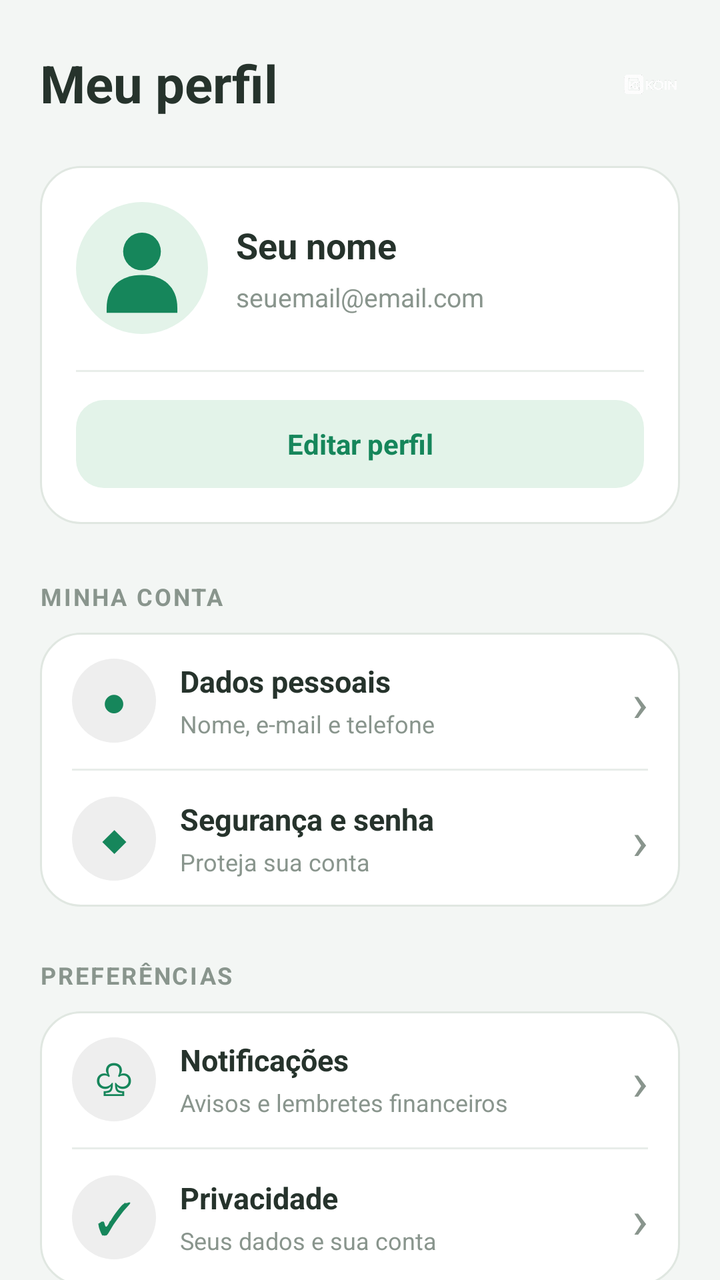
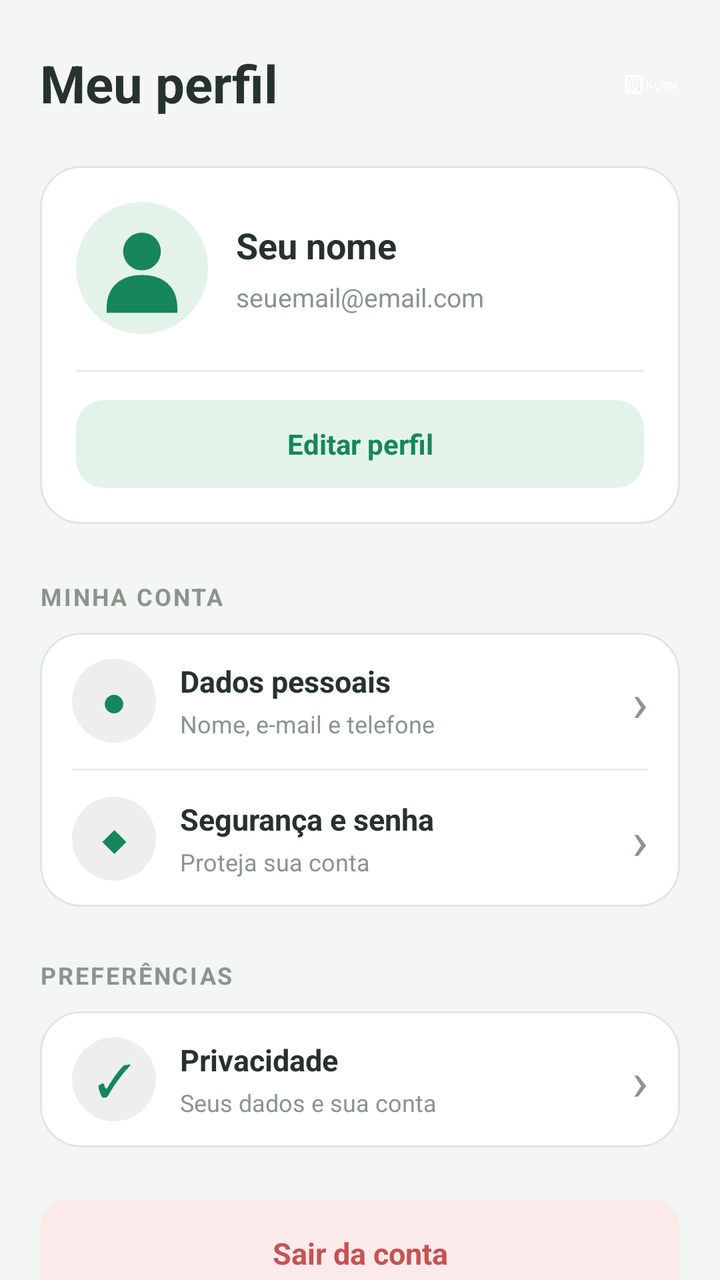

Screens rendered from an Android XML layout before and after an edit, with the pre-edit source and the edit as a unified diff.
<!-- AndroidManifest.xml: application theme Theme.Koin -->
<!-- res/layout/activity_perfil.xml -->
<?xml version="1.0" encoding="utf-8"?>
<ScrollView xmlns:android="http://schemas.android.com/apk/res/android"
    android:id="@+id/main"
    android:layout_width="match_parent"
    android:layout_height="match_parent"
    android:background="#F3F6F4"
    android:fillViewport="true"
    android:scrollbars="none">

    <LinearLayout
        android:layout_width="match_parent"
        android:layout_height="wrap_content"
        android:orientation="vertical"
        android:paddingStart="20dp"
        android:paddingEnd="20dp"
        android:paddingTop="24dp"
        android:paddingBottom="28dp">

        <LinearLayout
            android:layout_width="match_parent"
            android:layout_height="wrap_content"
            android:gravity="center_vertical"
            android:orientation="horizontal"
            android:layout_marginBottom="24dp">

            <TextView
                android:layout_width="0dp"
                android:layout_height="wrap_content"
                android:layout_weight="1"
                android:text="Meu perfil"
                android:textColor="#26332C"
                android:textSize="26sp"
                android:textStyle="bold" />

            <ImageView
                android:layout_width="30dp"
                android:layout_height="30dp"
                android:src="@drawable/logo_transparente"
                android:contentDescription="Logo KOIN"
                android:scaleType="fitCenter" />

        </LinearLayout>

        <LinearLayout
            android:layout_width="match_parent"
            android:layout_height="wrap_content"
            android:orientation="vertical"
            android:padding="18dp"
            android:background="@drawable/bg_card_perfil"
            android:layout_marginBottom="28dp">

            <LinearLayout
                android:layout_width="match_parent"
                android:layout_height="wrap_content"
                android:gravity="center_vertical"
                android:orientation="horizontal">

                <ImageView
                    android:id="@+id/imgFotoPerfil"
                    android:layout_width="66dp"
                    android:layout_height="66dp"
                    android:src="@drawable/icone_perfil"
                    android:contentDescription="Foto do perfil"
                    android:scaleType="centerCrop" />

                <LinearLayout
                    android:layout_width="0dp"
                    android:layout_height="wrap_content"
                    android:layout_weight="1"
                    android:orientation="vertical"
                    android:layout_marginStart="14dp">

                    <TextView
                        android:id="@+id/tvNomePerfil"
                        android:layout_width="match_parent"
                        android:layout_height="wrap_content"
                        android:text="Seu nome"
                        android:textColor="#26332C"
                        android:textSize="18sp"
                        android:textStyle="bold"
                        android:maxLines="1"
                        android:ellipsize="end" />

                    <TextView
                        android:id="@+id/tvEmailPerfil"
                        android:layout_width="match_parent"
                        android:layout_height="wrap_content"
                        android:layout_marginTop="5dp"
                        android:text="seuemail@email.com"
                        android:textColor="#89958D"
                        android:textSize="13sp"
                        android:maxLines="1"
                        android:ellipsize="end" />

                </LinearLayout>

            </LinearLayout>

            <View
                android:layout_width="match_parent"
                android:layout_height="1dp"
                android:layout_marginTop="18dp"
                android:layout_marginBottom="14dp"
                android:background="#E8EDE9" />

            <TextView
                android:id="@+id/btEditarPerfil"
                android:layout_width="match_parent"
                android:layout_height="44dp"
                android:background="@drawable/bg_botao_editar_perfil"
                android:gravity="center"
                android:text="Editar perfil"
                android:textColor="#16865B"
                android:textSize="14sp"
                android:textStyle="bold" />

        </LinearLayout>

        <TextView
            android:layout_width="match_parent"
            android:layout_height="wrap_content"
            android:text="MINHA CONTA"
            android:textColor="#89958D"
            android:textSize="12sp"
            android:textStyle="bold"
            android:letterSpacing="0.08"
            android:layout_marginBottom="10dp" />

        <LinearLayout
            android:layout_width="match_parent"
            android:layout_height="wrap_content"
            android:orientation="vertical"
            android:background="@drawable/bg_card_perfil"
            android:paddingStart="16dp"
            android:paddingEnd="16dp">

            <LinearLayout
                android:layout_width="match_parent"
                android:layout_height="68dp"
                android:gravity="center_vertical"
                android:orientation="horizontal">

                <TextView
                    android:layout_width="42dp"
                    android:layout_height="42dp"
                    android:background="@drawable/bg_icone_perfil"
                    android:gravity="center"
                    android:text="●"
                    android:textColor="#16865B"
                    android:textSize="21sp" />

                <LinearLayout
                    android:layout_width="0dp"
                    android:layout_height="wrap_content"
                    android:layout_weight="1"
                    android:orientation="vertical"
                    android:layout_marginStart="12dp">

                    <TextView
                        android:layout_width="match_parent"
                        android:layout_height="wrap_content"
                        android:text="Dados pessoais"
                        android:textColor="#26332C"
                        android:textSize="15sp"
                        android:textStyle="bold" />

                    <TextView
                        android:layout_width="match_parent"
                        android:layout_height="wrap_content"
                        android:layout_marginTop="3dp"
                        android:text="Nome, e-mail e telefone"
                        android:textColor="#89958D"
                        android:textSize="12sp" />

                </LinearLayout>

                <TextView
                    android:layout_width="wrap_content"
                    android:layout_height="wrap_content"
                    android:text="›"
                    android:textColor="#89958D"
                    android:textSize="27sp" />

            </LinearLayout>

            <View
                android:layout_width="match_parent"
                android:layout_height="1dp"
                android:background="#E8EDE9" />

            <LinearLayout
                android:layout_width="match_parent"
                android:layout_height="68dp"
                android:gravity="center_vertical"
                android:orientation="horizontal">

                <TextView
                    android:layout_width="42dp"
                    android:layout_height="42dp"
                    android:background="@drawable/bg_icone_perfil"
                    android:gravity="center"
                    android:text="◆"
                    android:textColor="#16865B"
                    android:textSize="20sp" />

                <LinearLayout
                    android:layout_width="0dp"
                    android:layout_height="wrap_content"
                    android:layout_weight="1"
                    android:orientation="vertical"
                    android:layout_marginStart="12dp">

                    <TextView
                        android:layout_width="match_parent"
                        android:layout_height="wrap_content"
                        android:text="Segurança e senha"
                        android:textColor="#26332C"
                        android:textSize="15sp"
                        android:textStyle="bold" />

                    <TextView
                        android:layout_width="match_parent"
                        android:layout_height="wrap_content"
                        android:layout_marginTop="3dp"
                        android:text="Proteja sua conta"
                        android:textColor="#89958D"
                        android:textSize="12sp" />

                </LinearLayout>

                <TextView
                    android:layout_width="wrap_content"
                    android:layout_height="wrap_content"
                    android:text="›"
                    android:textColor="#89958D"
                    android:textSize="27sp" />

            </LinearLayout>

        </LinearLayout>

        <TextView
            android:layout_width="match_parent"
            android:layout_height="wrap_content"
            android:text="PREFERÊNCIAS"
            android:textColor="#89958D"
            android:textSize="12sp"
            android:textStyle="bold"
            android:letterSpacing="0.08"
            android:layout_marginTop="26dp"
            android:layout_marginBottom="10dp" />

        <LinearLayout
            android:layout_width="match_parent"
            android:layout_height="wrap_content"
            android:orientation="vertical"
            android:background="@drawable/bg_card_perfil"
            android:paddingStart="16dp"
            android:paddingEnd="16dp">

            <LinearLayout
                android:layout_width="match_parent"
                android:layout_height="68dp"
                android:gravity="center_vertical"
                android:orientation="horizontal">

                <TextView
                    android:layout_width="42dp"
                    android:layout_height="42dp"
                    android:background="@drawable/bg_icone_perfil"
                    android:gravity="center"
                    android:text="♧"
                    android:textColor="#16865B"
                    android:textSize="22sp" />

                <LinearLayout
                    android:layout_width="0dp"
                    android:layout_height="wrap_content"
                    android:layout_weight="1"
                    android:orientation="vertical"
                    android:layout_marginStart="12dp">

                    <TextView
                        android:layout_width="match_parent"
                        android:layout_height="wrap_content"
                        android:text="Notificações"
                        android:textColor="#26332C"
                        android:textSize="15sp"
                        android:textStyle="bold" />

                    <TextView
                        android:layout_width="match_parent"
                        android:layout_height="wrap_content"
                        android:layout_marginTop="3dp"
                        android:text="Avisos e lembretes financeiros"
                        android:textColor="#89958D"
                        android:textSize="12sp" />

                </LinearLayout>

                <TextView
                    android:layout_width="wrap_content"
                    android:layout_height="wrap_content"
                    android:text="›"
                    android:textColor="#89958D"
                    android:textSize="27sp" />

            </LinearLayout>

            <View
                android:layout_width="match_parent"
                android:layout_height="1dp"
                android:background="#E8EDE9" />

            <LinearLayout
                android:layout_width="match_parent"
                android:layout_height="68dp"
                android:gravity="center_vertical"
                android:orientation="horizontal">

                <TextView
                    android:layout_width="42dp"
                    android:layout_height="42dp"
                    android:background="@drawable/bg_icone_perfil"
                    android:gravity="center"
                    android:text="✓"
                    android:textColor="#16865B"
                    android:textSize="22sp" />

                <LinearLayout
                    android:layout_width="0dp"
                    android:layout_height="wrap_content"
                    android:layout_weight="1"
                    android:orientation="vertical"
                    android:layout_marginStart="12dp">

                    <TextView
                        android:layout_width="match_parent"
                        android:layout_height="wrap_content"
                        android:text="Privacidade"
                        android:textColor="#26332C"
                        android:textSize="15sp"
                        android:textStyle="bold" />

                    <TextView
                        android:layout_width="match_parent"
                        android:layout_height="wrap_content"
                        android:layout_marginTop="3dp"
                        android:text="Seus dados e sua conta"
                        android:textColor="#89958D"
                        android:textSize="12sp" />

                </LinearLayout>

                <TextView
                    android:layout_width="wrap_content"
                    android:layout_height="wrap_content"
                    android:text="›"
                    android:textColor="#89958D"
                    android:textSize="27sp" />

            </LinearLayout>

        </LinearLayout>

        <TextView
            android:layout_width="match_parent"
            android:layout_height="wrap_content"
            android:text="AJUDA E INFORMAÇÕES"
            android:textColor="#89958D"
            android:textSize="12sp"
            android:textStyle="bold"
            android:letterSpacing="0.08"
            android:layout_marginTop="26dp"
            android:layout_marginBottom="10dp" />

        <LinearLayout
            android:layout_width="match_parent"
            android:layout_height="wrap_content"
            android:orientation="vertical"
            android:background="@drawable/bg_card_perfil"
            android:paddingStart="16dp"
            android:paddingEnd="16dp">

            <LinearLayout
                android:layout_width="match_parent"
                android:layout_height="68dp"
                android:gravity="center_vertical"
                android:orientation="horizontal">

                <TextView
                    android:layout_width="42dp"
                    android:layout_height="42dp"
                    android:background="@drawable/bg_icone_perfil"
                    android:gravity="center"
                    android:text="?"
                    android:textColor="#16865B"
                    android:textSize="22sp"
                    android:textStyle="bold" />

                <LinearLayout
                    android:layout_width="0dp"
                    android:layout_height="wrap_content"
                    android:layout_weight="1"
                    android:orientation="vertical"
                    android:layout_marginStart="12dp">

                    <TextView
                        android:layout_width="match_parent"
                        android:layout_height="wrap_content"
                        android:text="Ajuda e suporte"
                        android:textColor="#26332C"
                        android:textSize="15sp"
                        android:textStyle="bold" />

                    <TextView
                        android:layout_width="match_parent"
                        android:layout_height="wrap_content"
                        android:layout_marginTop="3dp"
                        android:text="Estamos aqui para ajudar"
                        android:textColor="#89958D"
                        android:textSize="12sp" />

                </LinearLayout>

                <TextView
                    android:layout_width="wrap_content"
                    android:layout_height="wrap_content"
                    android:text="›"
                    android:textColor="#89958D"
                    android:textSize="27sp" />

            </LinearLayout>

            <View
                android:layout_width="match_parent"
                android:layout_height="1dp"
                android:background="#E8EDE9" />

            <LinearLayout
                android:layout_width="match_parent"
                android:layout_height="68dp"
                android:gravity="center_vertical"
                android:orientation="horizontal">

                <TextView
                    android:layout_width="42dp"
                    android:layout_height="42dp"
                    android:background="@drawable/bg_icone_perfil"
                    android:gravity="center"
                    android:text="i"
                    android:textColor="#16865B"
                    android:textSize="22sp"
                    android:textStyle="bold" />

                <LinearLayout
                    android:layout_width="0dp"
                    android:layout_height="wrap_content"
                    android:layout_weight="1"
                    android:orientation="vertical"
                    android:layout_marginStart="12dp">

                    <TextView
                        android:layout_width="match_parent"
                        android:layout_height="wrap_content"
                        android:text="Sobre o KOIN"
                        android:textColor="#26332C"
                        android:textSize="15sp"
                        android:textStyle="bold" />

                    <TextView
                        android:layout_width="match_parent"
                        android:layout_height="wrap_content"
                        android:layout_marginTop="3dp"
                        android:text="Conheça nosso aplicativo"
                        android:textColor="#89958D"
                        android:textSize="12sp" />

                </LinearLayout>

                <TextView
                    android:layout_width="wrap_content"
                    android:layout_height="wrap_content"
                    android:text="›"
                    android:textColor="#89958D"
                    android:textSize="27sp" />

            </LinearLayout>

        </LinearLayout>

        <TextView
            android:id="@+id/btSairConta"
            android:layout_width="match_parent"
            android:layout_height="54dp"
            android:layout_marginTop="26dp"
            android:background="@drawable/bg_sair_perfil"
            android:gravity="center"
            android:text="Sair da conta"
            android:textColor="#C65353"
            android:textSize="15sp"
            android:textStyle="bold" />

        <TextView
            android:layout_width="match_parent"
            android:layout_height="wrap_content"
            android:layout_marginTop="18dp"
            android:gravity="center"
            android:text="KOIN • Sua vida financeira em equilíbrio"
            android:textColor="#89958D"
            android:textSize="11sp" />

    </LinearLayout>

</ScrollView>
<!-- resources referenced by this layout -->
<resources>
  <!-- drawable bg_botao_editar_perfil (drawable) -->
  <?xml version="1.0" encoding="utf-8"?>
  <shape xmlns:android="http://schemas.android.com/apk/res/android">
      <solid android:color="#E3F3E9" />
      <corners android:radius="14dp" />
  </shape>
  <!-- drawable bg_card_perfil (drawable) -->
  <?xml version="1.0" encoding="utf-8"?>
  <shape xmlns:android="http://schemas.android.com/apk/res/android">
      <solid android:color="#FFFFFF" />
      <corners android:radius="20dp" />
      <stroke android:width="1dp" android:color="#E0E7E1" />
  </shape>
  <!-- drawable bg_icone_perfil (drawable) -->
  <?xml version="1.0" encoding="utf-8"?>
  <shape xmlns:android="http://schemas.android.com/apk/res/android" android:shape="oval">
      <solid android:color="#EEEEEE" />
  </shape>
  <!-- drawable bg_sair_perfil (drawable) -->
  <?xml version="1.0" encoding="utf-8"?>
  <shape xmlns:android="http://schemas.android.com/apk/res/android">
      <solid android:color="#FBEAEA" />
      <corners android:radius="14dp" />
  </shape>
  <!-- drawable icone_perfil (drawable) -->
  <vector xmlns:android="http://schemas.android.com/apk/res/android"
      android:width="56dp"
      android:height="56dp"
      android:viewportWidth="56"
      android:viewportHeight="56">
  
      <path
          android:fillColor="#E3F3E9"
          android:pathData="M28,0 A28,28 0,1 0,28 56 A28,28 0,1 0,28 0" />
  
      <path
          android:fillColor="#16865B"
          android:pathData="M28,13 A8,8 0,1 0,28 29 A8,8 0,1 0,28 13" />
  
      <path
          android:fillColor="#16865B"
          android:pathData="M13,45 C13,36 19,31 28,31 C37,31 43,36 43,45 L43,47 L13,47 Z" />
  
  </vector>
  <!-- drawable logo_transparente: png bitmap (drawable, 373523 bytes) -->
  <style name="Theme.Koin" parent="Base.Theme.Koin" />
  <style name="Base.Theme.Koin" parent="Theme.Material3.DayNight.NoActionBar">
          
          
      </style>
</resources>

<!-- the commit's change to res/layout/activity_perfil.xml (unified diff, before → after) -->
@@ -269,60 +269,6 @@
                     android:layout_height="42dp"
                     android:background="@drawable/bg_icone_perfil"
                     android:gravity="center"
-                    android:text="♧"
-                    android:textColor="#16865B"
-                    android:textSize="22sp" />
-
-                <LinearLayout
-                    android:layout_width="0dp"
-                    android:layout_height="wrap_content"
-                    android:layout_weight="1"
-                    android:orientation="vertical"
-                    android:layout_marginStart="12dp">
-
-                    <TextView
-                        android:layout_width="match_parent"
-                        android:layout_height="wrap_content"
-                        android:text="Notificações"
-                        android:textColor="#26332C"
-                        android:textSize="15sp"
-                        android:textStyle="bold" />
-
-                    <TextView
-                        android:layout_width="match_parent"
-                        android:layout_height="wrap_content"
-                        android:layout_marginTop="3dp"
-                        android:text="Avisos e lembretes financeiros"
-                        android:textColor="#89958D"
-                        android:textSize="12sp" />
-
-                </LinearLayout>
-
-                <TextView
-                    android:layout_width="wrap_content"
-                    android:layout_height="wrap_content"
-                    android:text="›"
-                    android:textColor="#89958D"
-                    android:textSize="27sp" />
-
-            </LinearLayout>
-
-            <View
-                android:layout_width="match_parent"
-                android:layout_height="1dp"
-                android:background="#E8EDE9" />
-
-            <LinearLayout
-                android:layout_width="match_parent"
-                android:layout_height="68dp"
-                android:gravity="center_vertical"
-                android:orientation="horizontal">
-
-                <TextView
-                    android:layout_width="42dp"
-                    android:layout_height="42dp"
-                    android:background="@drawable/bg_icone_perfil"
-                    android:gravity="center"
                     android:text="✓"
                     android:textColor="#16865B"
                     android:textSize="22sp" />
@@ -347,132 +293,6 @@
                         android:layout_height="wrap_content"
                         android:layout_marginTop="3dp"
                         android:text="Seus dados e sua conta"
-                        android:textColor="#89958D"
-                        android:textSize="12sp" />
-
-                </LinearLayout>
-
-                <TextView
-                    android:layout_width="wrap_content"
-                    android:layout_height="wrap_content"
-                    android:text="›"
-                    android:textColor="#89958D"
-                    android:textSize="27sp" />
-
-            </LinearLayout>
-
-        </LinearLayout>
-
-        <TextView
-            android:layout_width="match_parent"
-            android:layout_height="wrap_content"
-            android:text="AJUDA E INFORMAÇÕES"
-            android:textColor="#89958D"
-            android:textSize="12sp"
-            android:textStyle="bold"
-            android:letterSpacing="0.08"
-            android:layout_marginTop="26dp"
-            android:layout_marginBottom="10dp" />
-
-        <LinearLayout
-            android:layout_width="match_parent"
-            android:layout_height="wrap_content"
-            android:orientation="vertical"
-            android:background="@drawable/bg_card_perfil"
-            android:paddingStart="16dp"
-            android:paddingEnd="16dp">
-
-            <LinearLayout
-                android:layout_width="match_parent"
-                android:layout_height="68dp"
-                android:gravity="center_vertical"
-                android:orientation="horizontal">
-
-                <TextView
-                    android:layout_width="42dp"
-                    android:layout_height="42dp"
-                    android:background="@drawable/bg_icone_perfil"
-                    android:gravity="center"
-                    android:text="?"
-                    android:textColor="#16865B"
-                    android:textSize="22sp"
-                    android:textStyle="bold" />
-
-                <LinearLayout
-                    android:layout_width="0dp"
-                    android:layout_height="wrap_content"
-                    android:layout_weight="1"
-                    android:orientation="vertical"
-                    android:layout_marginStart="12dp">
-
-                    <TextView
-                        android:layout_width="match_parent"
-                        android:layout_height="wrap_content"
-                        android:text="Ajuda e suporte"
-                        android:textColor="#26332C"
-                        android:textSize="15sp"
-                        android:textStyle="bold" />
-
-                    <TextView
-                        android:layout_width="match_parent"
-                        android:layout_height="wrap_content"
-                        android:layout_marginTop="3dp"
-                        android:text="Estamos aqui para ajudar"
-                        android:textColor="#89958D"
-                        android:textSize="12sp" />
-
-                </LinearLayout>
-
-                <TextView
-                    android:layout_width="wrap_content"
-                    android:layout_height="wrap_content"
-                    android:text="›"
-                    android:textColor="#89958D"
-                    android:textSize="27sp" />
-
-            </LinearLayout>
-
-            <View
-                android:layout_width="match_parent"
-                android:layout_height="1dp"
-                android:background="#E8EDE9" />
-
-            <LinearLayout
-                android:layout_width="match_parent"
-                android:layout_height="68dp"
-                android:gravity="center_vertical"
-                android:orientation="horizontal">
-
-                <TextView
-                    android:layout_width="42dp"
-                    android:layout_height="42dp"
-                    android:background="@drawable/bg_icone_perfil"
-                    android:gravity="center"
-                    android:text="i"
-                    android:textColor="#16865B"
-                    android:textSize="22sp"
-                    android:textStyle="bold" />
-
-                <LinearLayout
-                    android:layout_width="0dp"
-                    android:layout_height="wrap_content"
-                    android:layout_weight="1"
-                    android:orientation="vertical"
-                    android:layout_marginStart="12dp">
-
-                    <TextView
-                        android:layout_width="match_parent"
-                        android:layout_height="wrap_content"
-                        android:text="Sobre o KOIN"
-                        android:textColor="#26332C"
-                        android:textSize="15sp"
-                        android:textStyle="bold" />
-
-                    <TextView
-                        android:layout_width="match_parent"
-                        android:layout_height="wrap_content"
-                        android:layout_marginTop="3dp"
-                        android:text="Conheça nosso aplicativo"
                         android:textColor="#89958D"
                         android:textSize="12sp" />
 
@@ -511,5 +331,4 @@
             android:textSize="11sp" />
 
     </LinearLayout>
-
 </ScrollView>
